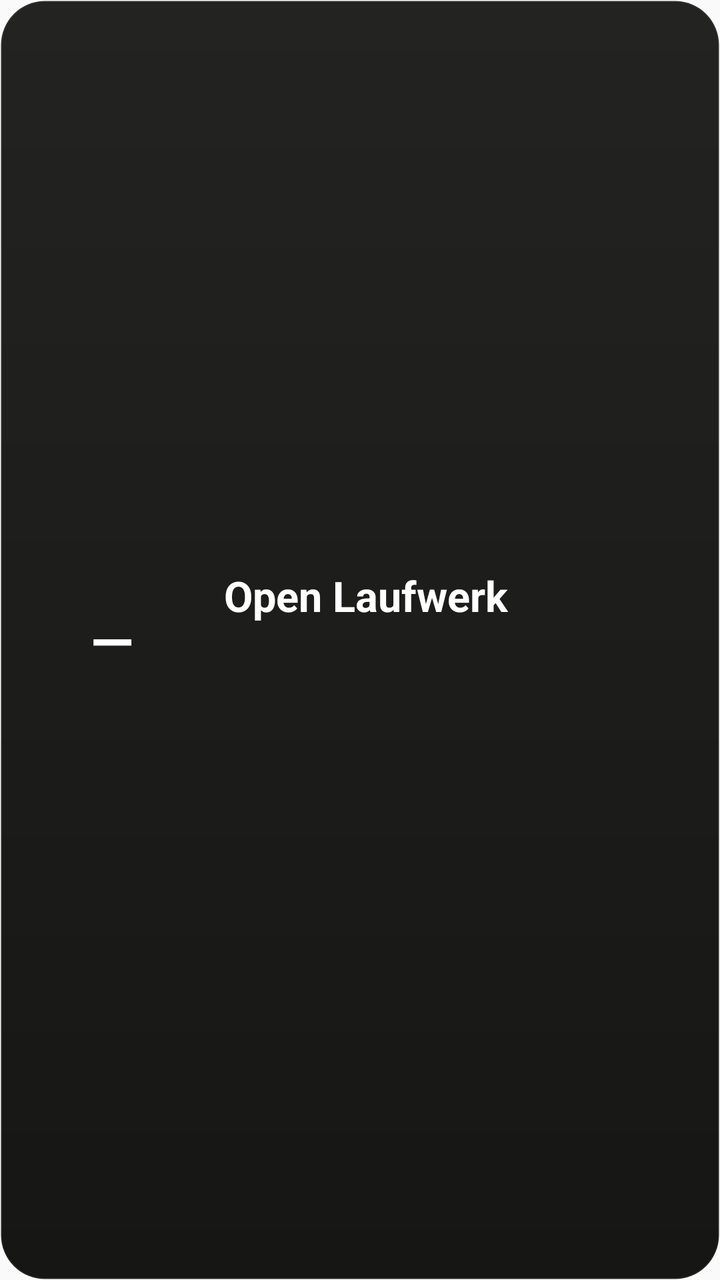
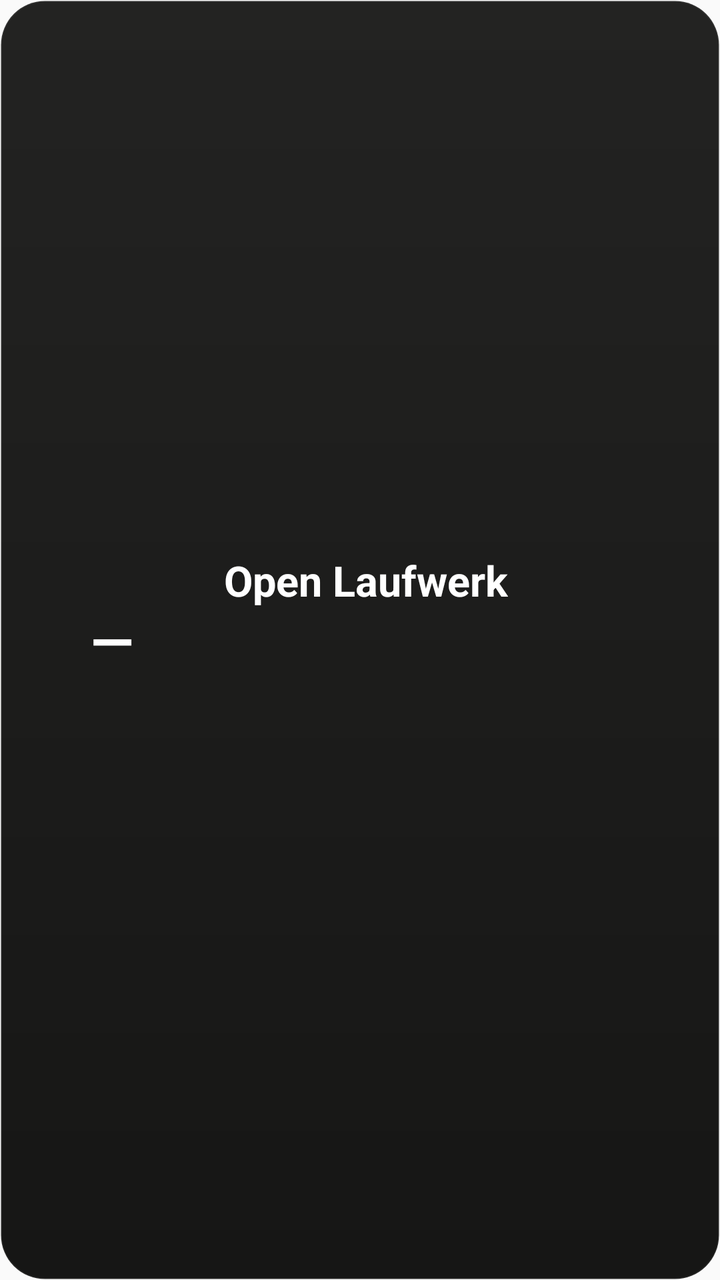

Before-and-after screenshots of an Android layout around one commit, followed by the original layout XML and the change that was made.
<!-- AndroidManifest.xml: application theme AppTheme -->
<!-- res/layout/widget_readiness.xml -->
<?xml version="1.0" encoding="utf-8"?>
<FrameLayout xmlns:android="http://schemas.android.com/apk/res/android"
    android:id="@+id/widget_root"
    android:layout_width="match_parent"
    android:layout_height="match_parent"
    android:background="@drawable/widget_bg">

    <ImageView
        android:id="@+id/widget_watermark"
        android:layout_width="92dp"
        android:layout_height="92dp"
        android:layout_gravity="end|center_vertical"
        android:layout_marginEnd="4dp"
        android:importantForAccessibility="no" />

    <LinearLayout
        android:layout_width="match_parent"
        android:layout_height="match_parent"
        android:orientation="horizontal"
        android:gravity="center_vertical"
        android:paddingStart="16dp"
        android:paddingEnd="16dp"
        android:paddingTop="12dp"
        android:paddingBottom="12dp">

        <FrameLayout
            android:layout_width="80dp"
            android:layout_height="80dp"
            android:layout_marginEnd="16dp">

            <ImageView
                android:id="@+id/widget_ring"
                android:layout_width="match_parent"
                android:layout_height="match_parent"
                android:contentDescription="@string/widget_description" />

            <TextView
                android:id="@+id/widget_score"
                android:layout_width="wrap_content"
                android:layout_height="wrap_content"
                android:layout_gravity="center"
                android:text="—"
                android:textColor="#FFFFFF"
                android:textSize="28sp"
                android:textStyle="bold" />
        </FrameLayout>

        <LinearLayout
            android:layout_width="0dp"
            android:layout_height="wrap_content"
            android:layout_weight="1"
            android:orientation="vertical">

            <TextView
                android:id="@+id/widget_verdict"
                android:layout_width="wrap_content"
                android:layout_height="wrap_content"
                android:text="Open Laufwerk"
                android:textColor="#FFFFFF"
                android:textSize="21sp"
                android:textStyle="bold"
                android:maxLines="1" />

            <TextView
                android:id="@+id/widget_week"
                android:layout_width="wrap_content"
                android:layout_height="wrap_content"
                android:text=""
                android:textColor="#C3C2B7"
                android:textSize="15sp"
                android:maxLines="1"
                android:layout_marginTop="3dp" />

            <ImageView
                android:id="@+id/widget_slots"
                android:layout_width="match_parent"
                android:layout_height="11dp"
                android:layout_marginTop="10dp"
                android:scaleType="fitXY"
                android:contentDescription="@string/widget_description" />
        </LinearLayout>
    </LinearLayout>
</FrameLayout>
<!-- resources referenced by this layout -->
<resources>
  <!-- drawable widget_bg (drawable) -->
  <?xml version="1.0" encoding="utf-8"?>
  <shape xmlns:android="http://schemas.android.com/apk/res/android" android:shape="rectangle">
      <gradient
          android:angle="270"
          android:startColor="#232322"
          android:endColor="#161615" />
      <corners android:radius="22dp" />
      <stroke android:width="1dp" android:color="#14FFFFFF" />
  </shape>
  <string name="widget_description">Readiness score, verdict and week progress at a glance.</string>
  <style name="AppTheme" parent="Theme.AppCompat.Light.DarkActionBar">
          
          <item name="colorPrimary">@color/colorPrimary</item>
          <item name="colorPrimaryDark">@color/colorPrimaryDark</item>
          <item name="colorAccent">@color/colorAccent</item>
      </style>
</resources>

<!-- the commit's change to res/layout/widget_readiness.xml (unified diff, before → after) -->
@@ -74,7 +74,7 @@
             <ImageView
                 android:id="@+id/widget_slots"
                 android:layout_width="match_parent"
-                android:layout_height="11dp"
+                android:layout_height="26dp"
                 android:layout_marginTop="10dp"
                 android:scaleType="fitXY"
                 android:contentDescription="@string/widget_description" />
